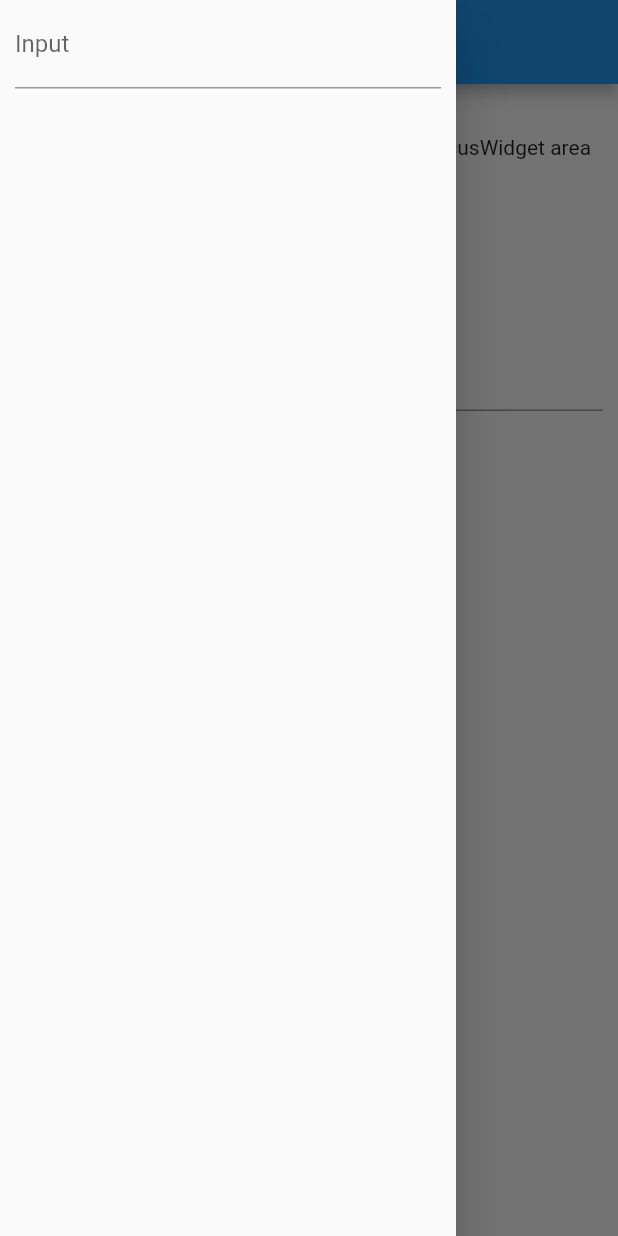
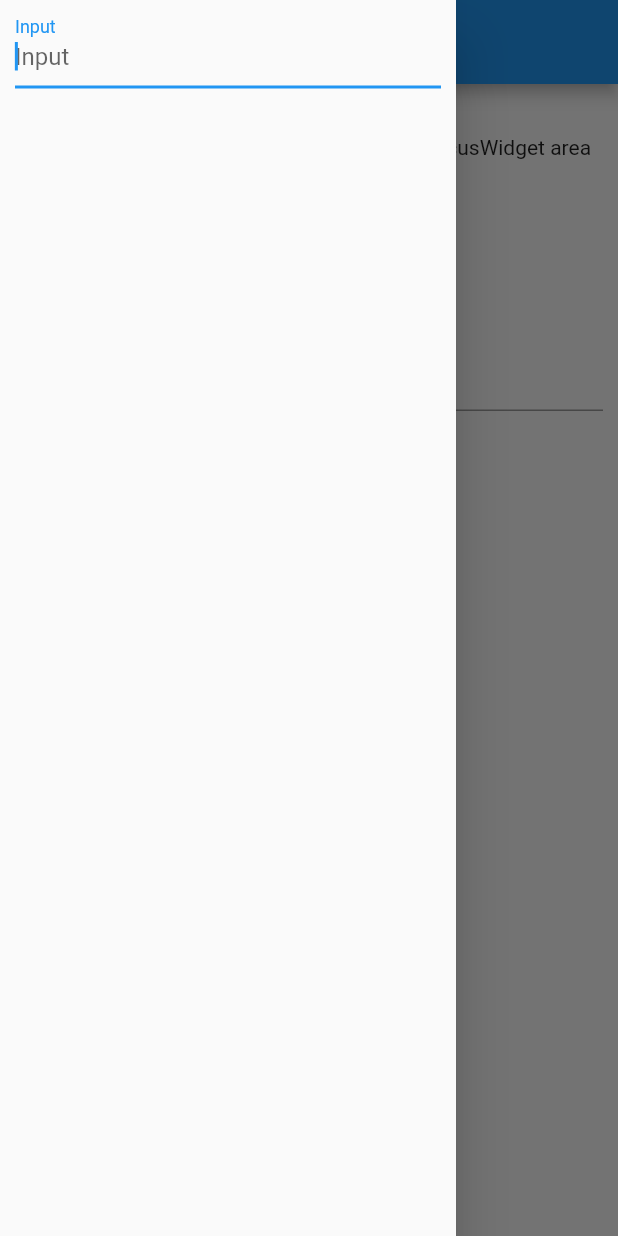
Before and after one commit to gzlock/flutter_focus_widget, a Flutter app: the screen it shows after launch, with the side drawer open, on a phone screen of 412 x 824 dp. Run offline on Flutter 3.47's test engine with Material 2 defaults, Android fonts, the phone set to English and light mode, and no system bars.

Commit message:
20200212 1.0.1+1

```diff
--- a/example/lib/main.dart
+++ b/example/lib/main.dart
@@ -70,9 +70,7 @@ class MyHomePage extends StatefulWidget {
 }
 
 class _MyHomePageState extends State<MyHomePage> {
-  final FocusNode _address = FocusNode(),
-      _name = FocusNode(),
-      _drawerNode = FocusNode();
+  final FocusNode _address = FocusNode(), _name = FocusNode();
 
   @override
   Widget build(BuildContext context) {
@@ -86,12 +84,15 @@ class _MyHomePageState extends State<MyHomePage> {
           child: ListView(
             padding: EdgeInsets.only(left: 10, right: 10),
             children: [
-              FocusWidget(
-                focusNode: _drawerNode,
-                child: TextField(
-                  focusNode: _drawerNode,
-                  decoration:
-                      InputDecoration(hintText: 'Input', labelText: 'Input'),
+              FocusWidget.builder(
+                context,
+                (ctx, focusNode) => TextField(
+                  focusNode: focusNode,
+                  autofocus: true,
+                  decoration: InputDecoration(
+                    hintText: 'Input',
+                    labelText: 'Input',
+                  ),
                 ),
               )
             ],
--- a/lib/focus_widget.dart
+++ b/lib/focus_widget.dart
@@ -1,4 +1,7 @@
 import 'package:flutter/material.dart';
+
+typedef FocusNodeBuilder = Widget Function(
+    BuildContext context, FocusNode focusNode);
 
 class FocusWidget extends StatefulWidget {
   final FocusNode focusNode;
@@ -6,35 +9,44 @@ class FocusWidget extends StatefulWidget {
 
   const FocusWidget({
     Key key,
-    @required this.focusNode,
+    this.focusNode,
     this.child,
-  })  : assert(focusNode != null),
+  })  : assert(child != null && focusNode != null),
         super(key: key);
 
   @override
   FocusWidgetState createState() => FocusWidgetState();
+
+  static FocusWidget builder(BuildContext context, FocusNodeBuilder builder) {
+    final focusNode = FocusNode();
+    return FocusWidget(
+      focusNode: focusNode,
+      child: builder(
+        context,
+        focusNode,
+      ),
+    );
+  }
 }
 
 class FocusWidgetState extends State<FocusWidget> {
-  FocusNode _focusNode;
   OverlayEntry _overlayEntry;
   Offset topLeft, bottomRight;
 
   @override
   void initState() {
     super.initState();
-    _focusNode = widget.focusNode ?? FocusNode();
-    _focusNode.addListener(_focusEvent);
+    widget.focusNode.addListener(_focusEvent);
   }
 
   @override
   void dispose() {
-    _focusNode.removeListener(_focusEvent);
+    widget.focusNode.removeListener(_focusEvent);
     super.dispose();
   }
 
   void update() {
-    if (!_focusNode.hasFocus) return;
+    if (!widget.focusNode.hasFocus) return;
     final RenderBox renderBox = context.findRenderObject();
     final size = renderBox.size;
     topLeft = renderBox.localToGlobal(Offset.zero);
@@ -42,7 +54,7 @@ class FocusWidgetState extends State<FocusWidget> {
   }
 
   void _focusEvent() {
-    if (_focusNode.hasFocus) {
+    if (widget.focusNode.hasFocus) {
       update();
 //      print('focus ${_focusNode.hasFocus} \n'
 //          'topLeft:$topLeft \n'
@@ -64,7 +76,7 @@ class FocusWidgetState extends State<FocusWidget> {
                   // print('dx: $overX \ndy: $overY');
                   if (overX || overY) {
                     // print('超出');
-                    _focusNode?.unfocus();
+                    widget.focusNode?.unfocus();
                   }
                 },
               ),
--- a/pubspec.yaml
+++ b/pubspec.yaml
@@ -3,7 +3,7 @@ description: When the FocusWidget has focus
   Trigger the PointerDown event outside the FocusWidget area
   Will make FocusWidget lose focus
   and trigger the FocusNode listener
-version: 1.0.0+1
+version: 1.0.1
 homepage: https://github.com/gzlock/flutter_focus_widget
 
 environment:
```
Also changed, not shown: example/pubspec.lock, 2 other files.
